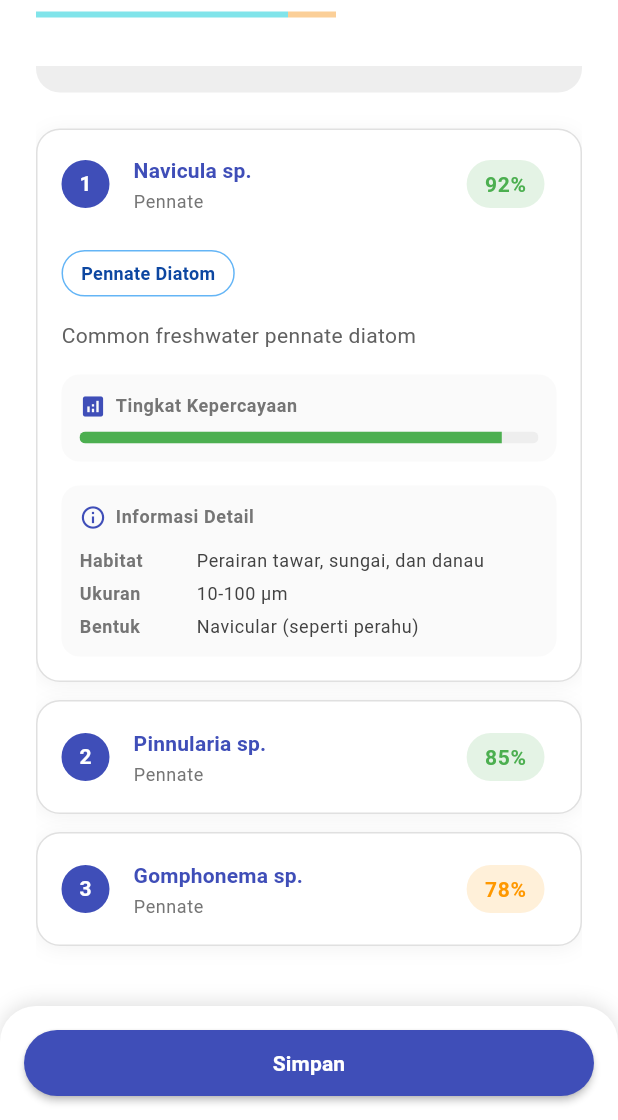
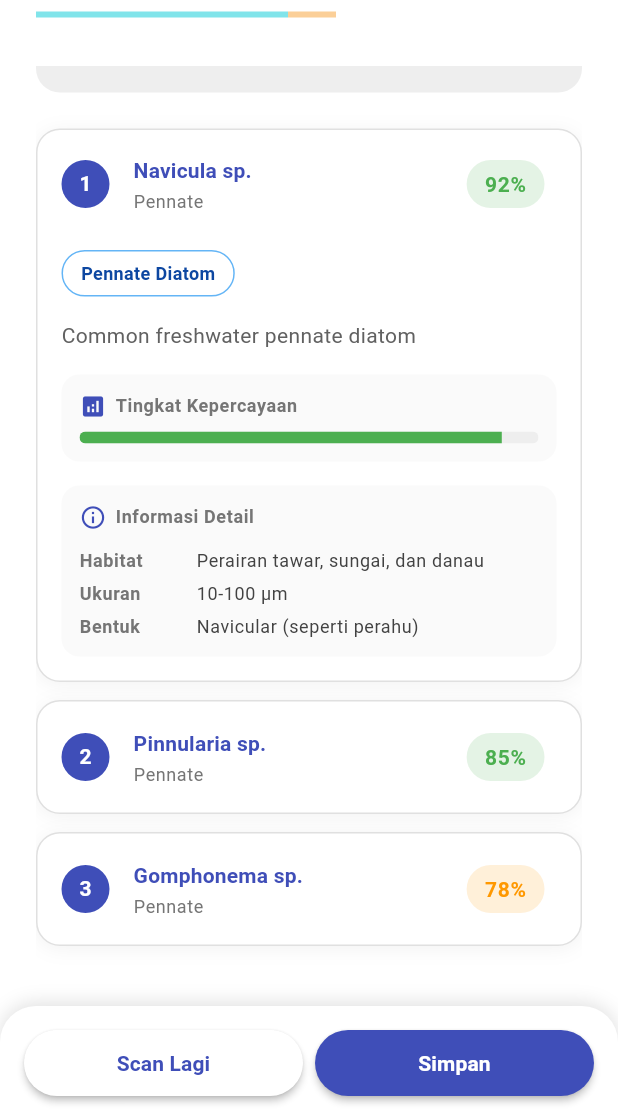
Before and after one commit to Syauqiaja/diato_ai, a Flutter app: the ScannerDetailScreen screen opened by its route, scrolled down 276 dp, on a phone screen of 412 x 824 dp, the part 116-1236 px from its top. Run offline on Flutter 3.47's test engine with Material 3 defaults, Android fonts, the phone set to English and light mode, and no system bars; our stand-ins replace camera, font_awesome_flutter, go_router, permission_handler; network calls fail.

Commit message:
feat: add scanner detail screen

```diff
--- a/lib/features/scanner/presentation/scanner_detail_screen.dart
+++ b/lib/features/scanner/presentation/scanner_detail_screen.dart
@@ -66,7 +66,22 @@ class _ScannerDetailScreenState extends State<ScannerDetailScreen> {
               ),
             ],
           ),
-          child: AppButton(onPressed: () {}, child: const Text("Simpan")),
+          child: Row(
+            spacing: 8,
+            children: [
+              Expanded(
+                child: AppButton(
+                  onPressed: () {},
+                  backgroundColor: AppButtonColorType.white,
+                  foregroundColor: AppButtonColorType.primary,
+                  child: const Text("Scan Lagi"),
+                ),
+              ),
+              Expanded(
+                child: AppButton(onPressed: () {}, child: const Text("Simpan")),
+              ),
+            ],
+          ),
         ),
       ),
       body: SafeArea(
@@ -119,8 +134,8 @@ class _ScannerDetailScreenState extends State<ScannerDetailScreen> {
                               vertical: 6,
                             ),
                             decoration: BoxDecoration(
-                              color: context.colorScheme.primary.withOpacity(
-                                0.1,
+                              color: context.colorScheme.primary.withValues(
+                                alpha: 0.1,
                               ),
                               borderRadius: BorderRadius.circular(16),
                             ),
@@ -171,7 +186,7 @@ class _ScannerDetailScreenState extends State<ScannerDetailScreen> {
                             ),
                           ],
                         );
-                      }).toList(),
+                      }),
                       vSpace(16),
                     ],
                   ),
```
